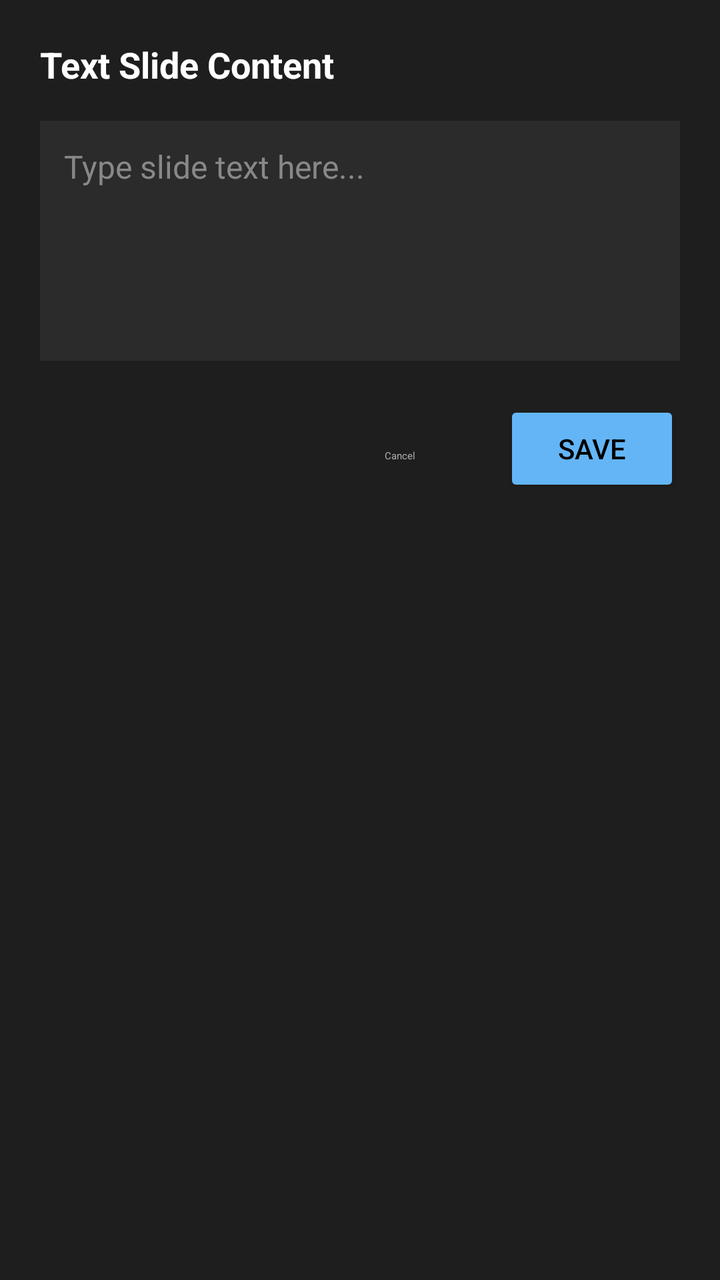
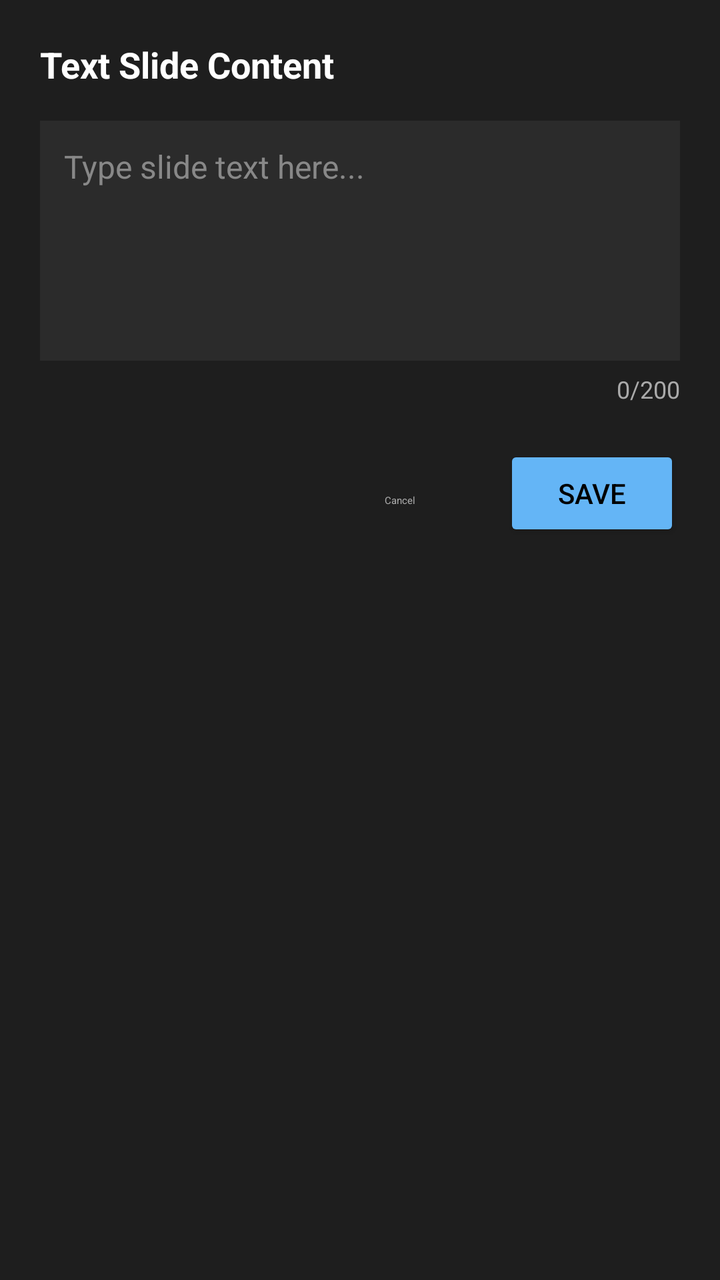

The first picture is an Android layout as it rendered before a commit; the second is the same layout after the commit. The layout source and the unified diff follow.
<!-- AndroidManifest.xml: application theme Theme.CustomScreen -->
<!-- res/layout/dialog_add_text.xml -->
<?xml version="1.0" encoding="utf-8"?>
<LinearLayout xmlns:android="http://schemas.android.com/apk/res/android"
    android:layout_width="match_parent"
    android:layout_height="wrap_content"
    android:background="#1E1E1E"
    android:orientation="vertical"
    android:padding="20dp">

    <TextView
        android:id="@+id/dialog_title"
        android:layout_width="match_parent"
        android:layout_height="wrap_content"
        android:text="Text Slide Content"
        android:textColor="#FFFFFF"
        android:textSize="18sp"
        android:textStyle="bold" />

    <EditText
        android:id="@+id/edit_slide_text"
        android:layout_width="match_parent"
        android:layout_height="120dp"
        android:layout_marginTop="16dp"
        android:background="#2B2B2B"
        android:gravity="top|start"
        android:hint="Type slide text here..."
        android:textColorHint="#888888"
        android:padding="12dp"
        android:textColor="#FFFFFF"
        android:textSize="16sp" />

    <LinearLayout
        android:layout_width="match_parent"
        android:layout_height="wrap_content"
        android:layout_marginTop="20dp"
        android:gravity="end"
        android:orientation="horizontal">

        <Button
            android:id="@+id/btn_cancel_text"
            style="@style/Widget.Material3.Button.TextButton"
            android:layout_width="wrap_content"
            android:layout_height="wrap_content"
            android:text="Cancel"
            android:textColor="#AAAAAA" />

        <Button
            android:id="@+id/btn_save_text"
            android:layout_width="wrap_content"
            android:layout_height="wrap_content"
            android:layout_marginStart="8dp"
            android:backgroundTint="#64B5F6"
            android:text="Save"
            android:textColor="#000000" />
    </LinearLayout>
</LinearLayout>
<!-- resources referenced by this layout -->
<resources>
  <style name="Theme.CustomScreen" parent="Theme.MaterialComponents.DayNight.NoActionBar">
          <item name="android:windowBackground">@android:color/black</item>
          <item name="android:statusBarColor">@android:color/transparent</item>
          <item name="android:navigationBarColor">@android:color/transparent</item>
          <item name="android:windowLightStatusBar">false</item>
          <item name="android:windowLightNavigationBar">false</item>
      </style>
</resources>

<!-- the commit's change to res/layout/dialog_add_text.xml (unified diff, before → after) -->
@@ -23,10 +23,21 @@
         android:background="#2B2B2B"
         android:gravity="top|start"
         android:hint="Type slide text here..."
-        android:textColorHint="#888888"
+        android:maxLength="200"
         android:padding="12dp"
         android:textColor="#FFFFFF"
+        android:textColorHint="#888888"
         android:textSize="16sp" />
+
+    <TextView
+        android:id="@+id/tv_char_count"
+        android:layout_width="match_parent"
+        android:layout_height="wrap_content"
+        android:layout_marginTop="6dp"
+        android:gravity="end"
+        android:text="0/200"
+        android:textColor="#AAAAAA"
+        android:textSize="12sp" />
 
     <LinearLayout
         android:layout_width="match_parent"
